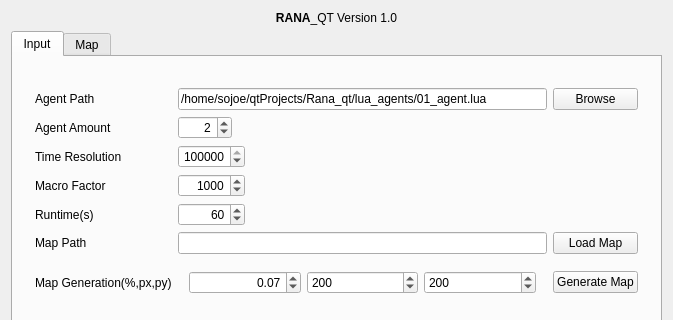
Above: mainwindow.ui from sojoe02/RANA before the change; both pictures show x 0 to 673 and y 0 to 320 of the 673 by 681 pixel window. Below: the same form after it.
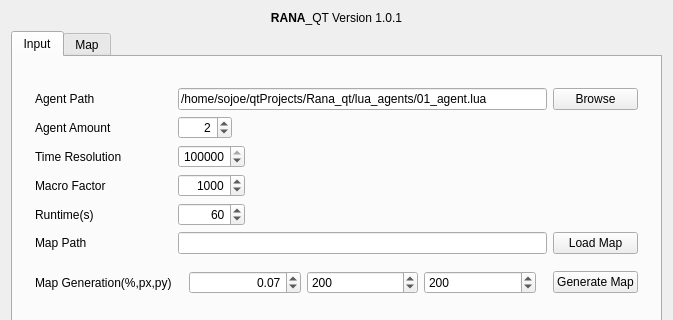
That is the form after the change.

Diff of the .ui file:
```diff
--- a/mainwindow.ui
+++ b/mainwindow.ui
@@ -539,7 +539,7 @@
     <item row="0" column="0">
      <widget class="QLabel" name="label_4">
       <property name="text">
-       <string>&lt;b&gt;RANA&lt;/b&gt;_QT Version 1.0</string>
+       <string>&lt;html&gt;&lt;head/&gt;&lt;body&gt;&lt;p&gt;&lt;span style=&quot; font-weight:600;&quot;&gt;RANA&lt;/span&gt;_QT Version 1.0.1&lt;/p&gt;&lt;/body&gt;&lt;/html&gt;</string>
       </property>
       <property name="textFormat">
        <enum>Qt::RichText</enum>
```
